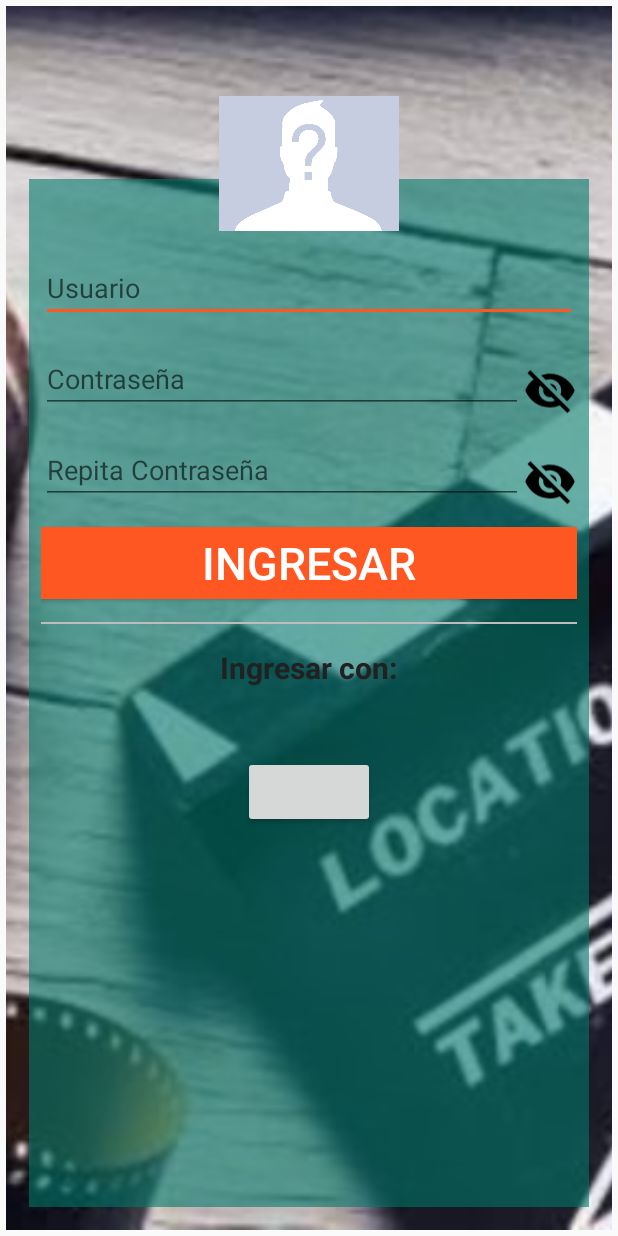
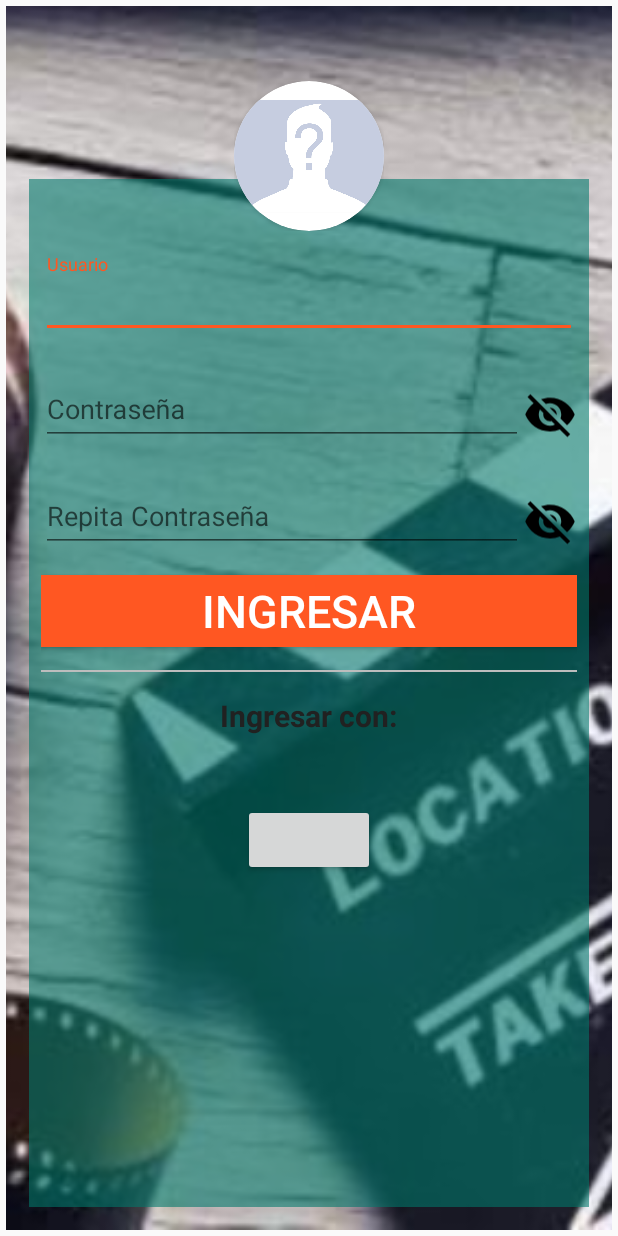
Before and after one commit to TomasMVazquez/BorradorProyectoIntegrador, an Android app: the LogIn screen opened directly, with no data from a screen before it, on a phone screen of 412 x 824 dp. Run offline under Robolectric (Android 15) with nearby library versions, the phone set to English and light mode, and no system bars; libraries missing offline, so code that uses them is left out: com.facebook, com.facebook.appevents, com.facebook.login; plain views replace LoginButton; 3 statements that could not run were skipped.

Commit message:
version 1.25
InputTextLayout en LogIn

```diff
--- a/app/build.gradle
+++ b/app/build.gradle
@@ -20,7 +20,7 @@ android {
 
 dependencies {
     implementation 'com.facebook.android:facebook-android-sdk:4.37.0'
-    implementation fileTree(dir: 'libs', include: ['*.jar'])
+    implementation fileTree(include: ['*.jar'], dir: 'libs')
     //noinspection GradleCompatible
     implementation 'com.android.support:appcompat-v7:27.1.1'
     implementation 'com.android.support:cardview-v7:27.1.1'
@@ -29,4 +29,5 @@ dependencies {
     testImplementation 'junit:junit:4.12'
     androidTestImplementation 'com.android.support.test:runner:1.0.2'
     androidTestImplementation 'com.android.support.test.espresso:espresso-core:3.0.2'
+    implementation 'com.android.support:design:27.1.1'
 }
--- a/app/src/main/java/com/example/digital/borradorproyectointegrador/LogIn.java
+++ b/app/src/main/java/com/example/digital/borradorproyectointegrador/LogIn.java
@@ -11,8 +11,11 @@ import com.facebook.login.LoginResult;
 import com.facebook.login.widget.LoginButton;
 import android.annotation.SuppressLint;
 import android.content.Intent;
+import android.support.design.widget.TextInputLayout;
 import android.support.v7.app.AppCompatActivity;
 import android.os.Bundle;
+import android.text.Editable;
+import android.text.TextWatcher;
 import android.text.method.HideReturnsTransformationMethod;
 import android.text.method.PasswordTransformationMethod;
 import android.view.MotionEvent;
@@ -45,9 +48,14 @@ public class LogIn extends AppCompatActivity {
 //Llamo a los views (edittexts, botones, etc)
 
         //EDIT TEXTS
-        EditText etUsuarioLogin             = findViewById(R.id.etUsuarioLogin);
+        final EditText etUsuarioLogin                   = findViewById(R.id.etUsuarioLogin);
         final EditText etContrasenaLogin          = findViewById(R.id.etContrasenaLogin);
         final EditText etRepitaContrasenaLogin    = findViewById(R.id.etRepitaContrasenaLogin);
+
+        //TEXTINPUTLAYOUT
+        final TextInputLayout tilUsuarioLogin             = findViewById(R.id.tilUsuarioLogin);
+        final TextInputLayout tilContrasenaLogin          = findViewById(R.id.tilContrasenaLogin);
+        final TextInputLayout tilRepitaContrasenaLogin    = findViewById(R.id.tilRepitaContrasenaLogin);
 
         //IMAGE VIEWS
         final ImageView ivVisibilityOff_1         = findViewById(R.id.ivVisibilityOff_1);
@@ -125,5 +133,71 @@ public class LogIn extends AppCompatActivity {
 
         //Fin ---- ---------------------------------------------------------------------
 
+        //COMIENZO DE SETEO PARA LOS EDIT TEXT------------------------------------------------------------
+
+        etUsuarioLogin.addTextChangedListener(new TextWatcher() {
+            @Override
+            public void beforeTextChanged(CharSequence s, int start, int count, int after) {
+
+            }
+
+            @Override
+            public void onTextChanged(CharSequence s, int start, int before, int count) {
+
+            }
+
+            @Override
+            public void afterTextChanged(Editable s) {
+                if (etUsuarioLogin.getText().toString().contains("@") && etUsuarioLogin.getText().toString().contains(".com")){
+                    tilUsuarioLogin.setError(null);
+                }else {
+                    tilUsuarioLogin.setError("Debes completar un Email válido");
+                }
+            }
+        });
+
+        etContrasenaLogin.addTextChangedListener(new TextWatcher() {
+            @Override
+            public void beforeTextChanged(CharSequence s, int start, int count, int after) {
+
+            }
+
+            @Override
+            public void onTextChanged(CharSequence s, int start, int before, int count) {
+
+            }
+
+            @Override
+            public void afterTextChanged(Editable s) {
+                if (etContrasenaLogin.getText().length() < 10) {
+                    tilContrasenaLogin.setError("La contraseña debe contener al menos 10 caracteres");
+                } else {
+                    tilContrasenaLogin.setError(null);
+                }
+            }
+        });
+
+        etRepitaContrasenaLogin.addTextChangedListener(new TextWatcher() {
+            @Override
+            public void beforeTextChanged(CharSequence s, int start, int count, int after) {
+
+            }
+
+            @Override
+            public void onTextChanged(CharSequence s, int start, int before, int count) {
+
+            }
+
+            @Override
+            public void afterTextChanged(Editable s) {
+                if (etRepitaContrasenaLogin.getText().equals(etContrasenaLogin.getText())){
+                    tilRepitaContrasenaLogin.setError(null);
+                }else {
+                    tilRepitaContrasenaLogin.setError("Las contraseñas deben coincidir");
+                }
+            }
+        });
+        //Fin-------------------------------------------------------------------------------------------
+
     }
 }
--- a/app/src/main/res/layout/activity_log_in.xml
+++ b/app/src/main/res/layout/activity_log_in.xml
@@ -39,6 +39,11 @@
             android:paddingRight="8dp"
             >
 
+            <android.support.design.widget.TextInputLayout
+                android:id="@+id/tilUsuarioLogin"
+                android:layout_width="match_parent"
+                android:layout_height="wrap_content">
+
                 <EditText
                     android:id="@+id/etUsuarioLogin"
                     android:layout_width="match_parent"
@@ -47,21 +52,30 @@
                     android:inputType="textEmailAddress"
                     android:layout_marginBottom="15dp"
                     />
+            </android.support.design.widget.TextInputLayout>
+
             <LinearLayout
                 android:layout_width="match_parent"
                 android:layout_height="wrap_content"
                 android:orientation="horizontal"
                 >
 
+                <android.support.design.widget.TextInputLayout
+                    android:id="@+id/tilContrasenaLogin"
+                    android:layout_width="0dp"
+                    android:layout_weight="90"
+                    android:layout_height="wrap_content">
+
                     <EditText
                         android:id="@+id/etContrasenaLogin"
-                    android:layout_width="0dp"
-                    android:layout_weight="90"
-                    android:layout_height="match_parent"
+                        android:layout_width="match_parent"
+                        android:layout_height="wrap_content"
                         android:hint="@string/hintContrasena"
                         android:inputType="textPassword"
                         android:layout_marginBottom="15dp"
                          />
+                </android.support.design.widget.TextInputLayout>
+
 
                 <ImageView
                     android:id="@+id/ivVisibilityOff_1"
@@ -80,15 +94,21 @@
                 android:orientation="horizontal"
                 >
 
+                <android.support.design.widget.TextInputLayout
+                    android:id="@+id/tilRepitaContrasenaLogin"
+                    android:layout_width="0dp"
+                    android:layout_weight="90"
+                    android:layout_height="wrap_content">
                     <EditText
                         android:id="@+id/etRepitaContrasenaLogin"
-                    android:layout_width="0dp"
-                    android:layout_weight="90"
+                        android:layout_width="match_parent"
                         android:layout_height="wrap_content"
                         android:hint="@string/hintRepitaContrasena"
                         android:inputType="textPassword"
                         android:layout_marginBottom="15dp"
                         />
+                </android.support.design.widget.TextInputLayout>
+
 
                 <ImageView
                     android:id="@+id/ivVisibilityOff_2"
@@ -179,18 +199,29 @@
         </LinearLayout>
 
         <FrameLayout
-            android:layout_width="150dp"
+            android:layout_width="100dp"
             android:layout_height="100dp"
             android:layout_marginTop="50dp"
             android:layout_gravity="center_horizontal"
             >
 
+            <android.support.v7.widget.CardView
+                android:layout_width="match_parent"
+                android:layout_height="match_parent"
+                app:cardCornerRadius="100dp"
+
+                >
+
                 <ImageView
+                    android:id="@+id/imgUsuario"
                     android:layout_width="match_parent"
                     android:layout_height="match_parent"
                     android:src="@drawable/shadow_profile"
-                android:paddingTop="10dp"
+                    android:scaleType="centerInside"
+
                     />
+
+            </android.support.v7.widget.CardView>
 
         </FrameLayout>
 
--- a/app/src/main/res/values/strings.xml
+++ b/app/src/main/res/values/strings.xml
@@ -10,6 +10,9 @@
     <string name="hintRepitaContrasena">Repita Contraseña</string>
     <string name="tvIngresarCon">Ingresar con:</string>
     <string name="btnIngresar">Ingresar</string>
+    <string name="tilUsuarioLoginError">Debes completar un Email válido</string>
+    <string name="tilContrasenaLoginError">Debe contener al menos 10 caracteres</string>
+    <string name="tilRepitaContrasenaLoginError">Las contraseñas no son iguales</string>
 
     //FACEBOOK
     <string name="facebook_app_id">367842997089334</string>
```
Lines whose indentation alone changed are shown as unchanged.
